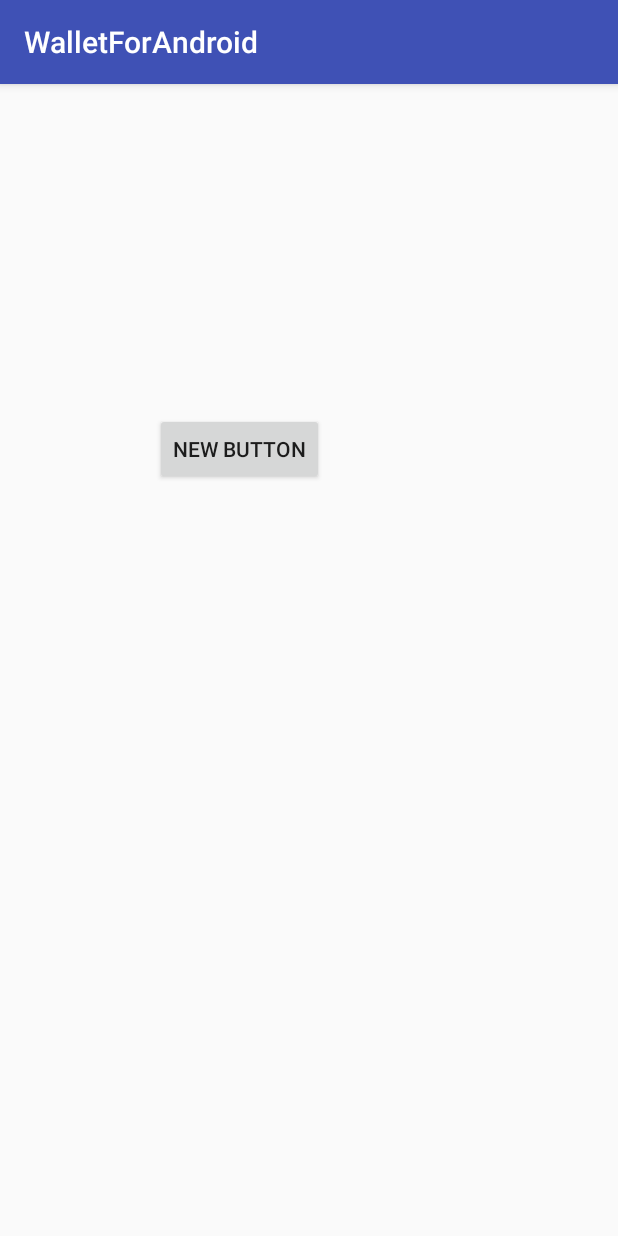
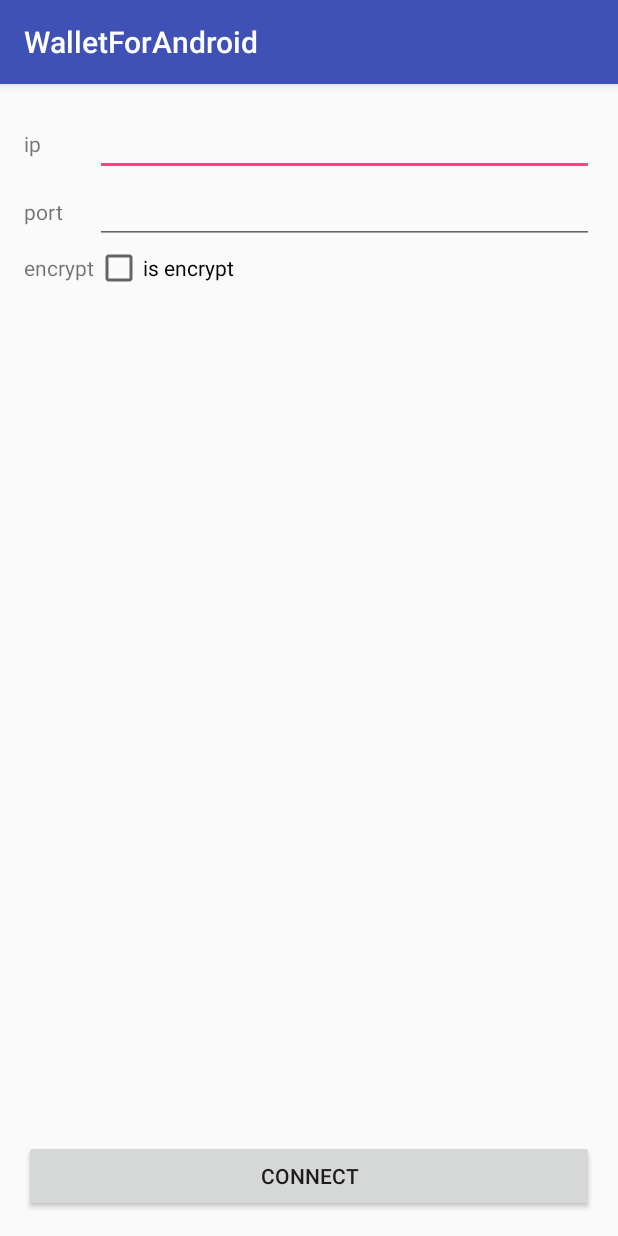
Before and after one commit to xloypaypa/WalletForAndroidOld2, an Android app: the screen it shows after launch (ConnectingActivity), on a phone screen of 412 x 824 dp. Run offline under Robolectric (Android 15) with nearby library versions, the phone set to English and light mode, and no system bars.

Commit message:
finished server choose view

```diff
--- a/app/src/main/java/com/wallet/xlo/walletforandroid/ConnectingActivity.java
+++ b/app/src/main/java/com/wallet/xlo/walletforandroid/ConnectingActivity.java
@@ -1,27 +1,57 @@
 package com.wallet.xlo.walletforandroid;
 
+import android.content.ComponentName;
 import android.content.Intent;
+import android.content.ServiceConnection;
+import android.os.Binder;
+import android.os.IBinder;
 import android.support.v7.app.AppCompatActivity;
 import android.os.Bundle;
 import android.view.View;
 import android.widget.Button;
+import android.widget.CheckBox;
+import android.widget.EditText;
 
 import com.wallet.xlo.walletforandroid.control.ControlService;
+import com.wallet.xlo.walletforandroid.model.config.EncryptionConfig;
 import com.wallet.xlo.walletforandroid.network.NetWorkService;
 
 public class ConnectingActivity extends AppCompatActivity {
 
-    Button button;
+    private ControlService.ControlBind controlBind;
+
+    private Button connect;
+    private EditText ip, port;
+    private CheckBox encrypt;
 
     @Override
     protected void onCreate(Bundle savedInstanceState) {
         super.onCreate(savedInstanceState);
         setContentView(R.layout.activity_connecting);
-        this.button = (Button) this.findViewById(R.id.button);
-        this.button.setOnClickListener(new View.OnClickListener() {
+
+        Intent service = new Intent(this, ControlService.class);
+        bindService(service, new ServiceConnection() {
+            @Override
+            public void onServiceConnected(ComponentName name, IBinder service) {
+                controlBind = (ControlService.ControlBind) service;
+            }
+
+            @Override
+            public void onServiceDisconnected(ComponentName name) {
+
+            }
+        }, BIND_AUTO_CREATE);
+
+        connect = (Button) this.findViewById(R.id.connect);
+        ip = (EditText) this.findViewById(R.id.connectIp);
+        port = (EditText) this.findViewById(R.id.connectPort);
+        encrypt = (CheckBox) this.findViewById(R.id.connectIsEncrypt);
+
+        connect.setOnClickListener(new View.OnClickListener() {
             @Override
             public void onClick(View v) {
-                startService(new Intent(ConnectingActivity.this, ControlService.class));
+                EncryptionConfig.getEncryptionConfig().setEncryption(encrypt.isChecked());
+                controlBind.startServer(ip.getText().toString(), Integer.parseInt(port.getText().toString()));
             }
         });
     }
--- a/app/src/main/java/com/wallet/xlo/walletforandroid/model/config/ProtocolConfig.java
+++ b/app/src/main/java/com/wallet/xlo/walletforandroid/model/config/ProtocolConfig.java
@@ -1,6 +1,8 @@
 package com.wallet.xlo.walletforandroid.model.config;
 
 import android.content.res.XmlResourceParser;
+
+import com.wallet.xlo.walletforandroid.control.ControlService;
 
 import org.xmlpull.v1.XmlPullParser;
 import org.xmlpull.v1.XmlPullParserException;
@@ -89,7 +91,7 @@ public class ProtocolConfig {
 
     public Constructor<?> getManagerConstructor(String className) throws ClassNotFoundException, NoSuchMethodException {
         if (!this.manager.containsKey(className)) {
-            Class[] paramTypes = {Socket.class};
+            Class[] paramTypes = {ControlService.class};
             this.manager.put(className, Class.forName(className).getConstructor(paramTypes));
         }
         return this.manager.get(className);
--- a/app/src/main/res/layout/activity_connecting.xml
+++ b/app/src/main/res/layout/activity_connecting.xml
@@ -9,15 +9,77 @@
     android:paddingTop="@dimen/activity_vertical_margin"
     tools:context="com.wallet.xlo.walletforandroid.ConnectingActivity">
 
-    <Button
-        android:layout_width="wrap_content"
+    <LinearLayout
+        android:orientation="horizontal"
+        android:layout_width="match_parent"
         android:layout_height="wrap_content"
-        android:text="New Button"
-        android:id="@+id/button"
-        android:layout_alignParentTop="true"
-        android:layout_alignParentLeft="true"
-        android:layout_alignParentStart="true"
-        android:layout_marginLeft="87dp"
-        android:layout_marginStart="87dp"
-        android:layout_marginTop="203dp" />
+        android:layout_alignParentBottom="true"
+        android:layout_centerHorizontal="true"
+        android:weightSum="1">
+
+        <Button
+            android:layout_width="match_parent"
+            android:layout_height="wrap_content"
+            android:text="@string/connect"
+            android:id="@+id/connect" />
+
+    </LinearLayout>
+
+    <TableLayout
+        android:layout_width="match_parent"
+        android:layout_height="wrap_content">
+
+        <TableRow
+            android:layout_width="match_parent"
+            android:layout_height="match_parent">
+
+            <TextView
+                android:layout_width="wrap_content"
+                android:layout_height="wrap_content"
+                android:text="@string/ip" />
+
+            <EditText
+                android:layout_width="wrap_content"
+                android:layout_height="wrap_content"
+                android:id="@+id/connectIp"
+                android:layout_weight="1"
+                android:inputType="text" />
+        </TableRow>
+
+        <TableRow
+            android:layout_width="match_parent"
+            android:layout_height="match_parent">
+
+            <TextView
+                android:layout_width="wrap_content"
+                android:layout_height="wrap_content"
+                android:text="@string/port" />
+
+            <EditText
+                android:layout_width="wrap_content"
+                android:layout_height="wrap_content"
+                android:inputType="number"
+                android:ems="10"
+                android:id="@+id/connectPort"
+                android:layout_weight="1" />
+        </TableRow>
+
+        <TableRow
+            android:layout_width="match_parent"
+            android:layout_height="match_parent">
+
+            <TextView
+                android:layout_width="wrap_content"
+                android:layout_height="wrap_content"
+                android:text="@string/encrypt" />
+
+            <CheckBox
+                android:layout_width="wrap_content"
+                android:layout_height="wrap_content"
+                android:text="@string/isEncrypt"
+                android:id="@+id/connectIsEncrypt"
+                android:checked="false" />
+        </TableRow>
+    </TableLayout>
+
 </RelativeLayout>
--- a/app/src/main/res/values/strings.xml
+++ b/app/src/main/res/values/strings.xml
@@ -1,3 +1,8 @@
 <resources>
     <string name="app_name">WalletForAndroid</string>
+    <string name="ip">ip</string>
+    <string name="port">port</string>
+    <string name="encrypt">encrypt</string>
+    <string name="isEncrypt">is encrypt</string>
+    <string name="connect">connect</string>
 </resources>
```
Also changed, not shown: app/src/main/java/com/wallet/xlo/walletforandroid/control/Client.java (added, +54 -0 lines), app/src/main/java/com/wallet/xlo/walletforandroid/control/ControlService.java (+22 -14 lines), app/src/main/java/com/wallet/xlo/walletforandroid/control/NetMessageSolver.java (+4 -5 lines), app/src/main/java/com/wallet/xlo/walletforandroid/model/config/EncryptionConfig.java (+12 -8 lines), app/src/main/java/control/SessionLogic.java (+8 -4 lines), app/src/main/java/model/tool/RSA.java (+45 -51 lines).
